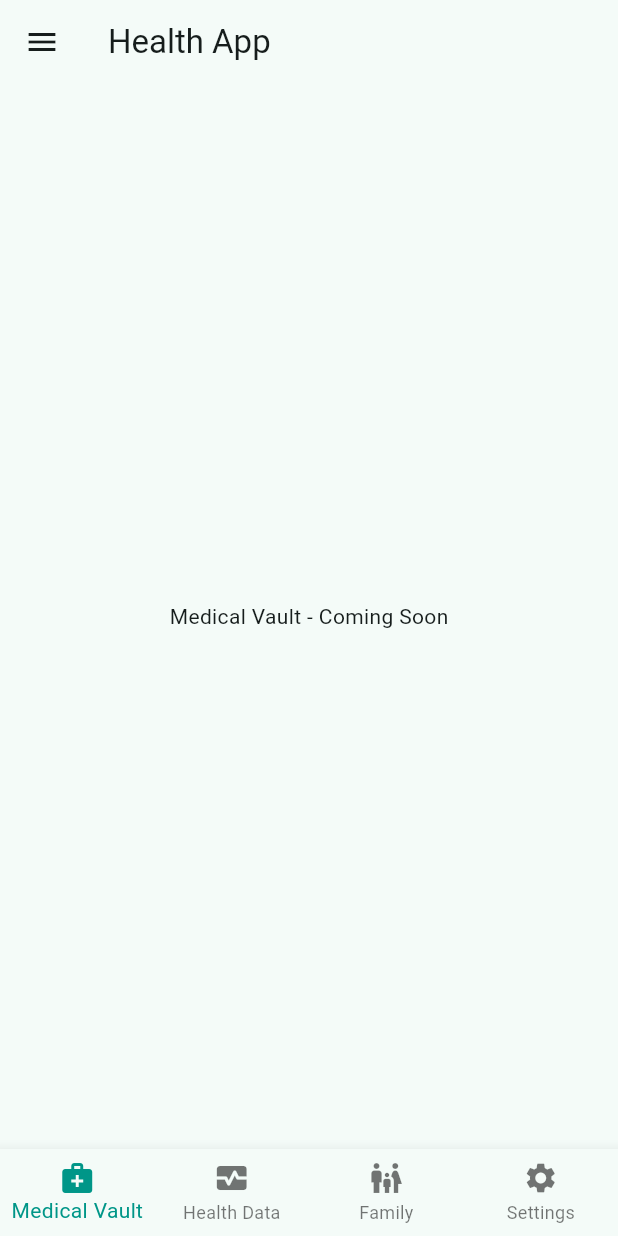
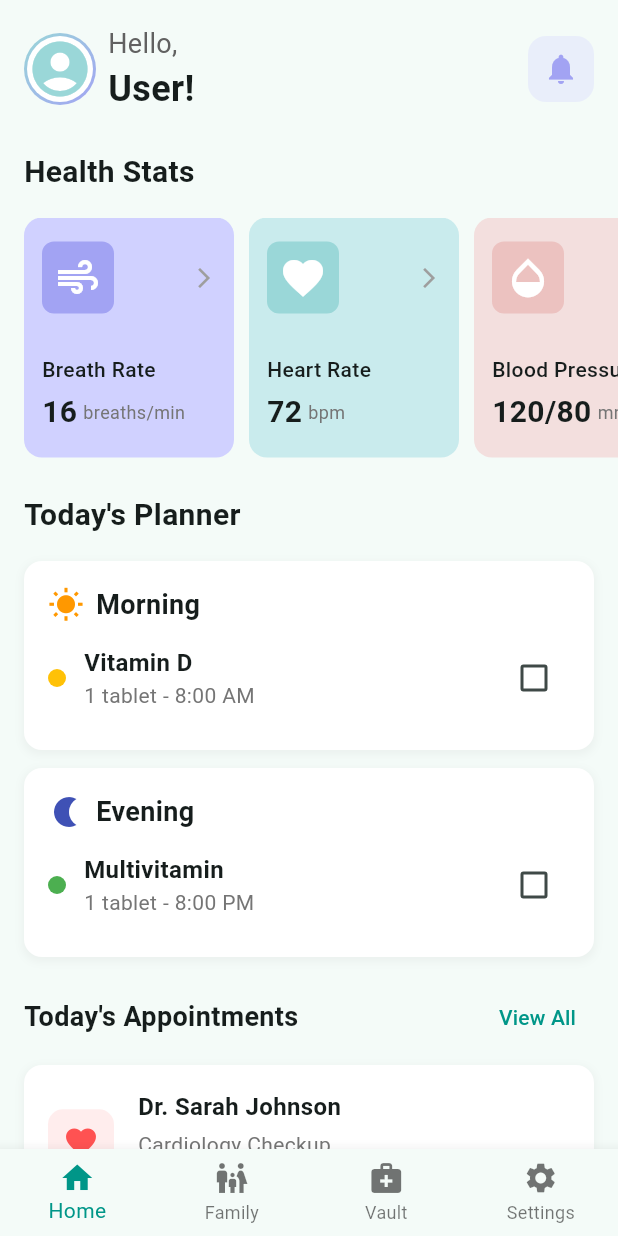
Before and after one commit to Dusk-afk/health_app, a Flutter app: the MainScreen screen opened by its route, on a phone screen of 412 x 824 dp. Run offline on Flutter 3.47's test engine with Material 3 defaults, Android fonts, the light colour scheme and no system bars; our stand-ins replace dio, flutter_secure_storage, jwt_decoder; accounts and stored records are empty; network calls fail.

Commit message:
Add home screen with health stats, medicine planner, and appointments

```diff
--- a/lib/screens/auth/signup_screen.dart
+++ b/lib/screens/auth/signup_screen.dart
@@ -43,10 +43,6 @@ class _SignupScreenState extends State<SignupScreen> {
       try {
         // Format phone number with international prefix if needed
         String phoneNumber = _phoneController.text.trim();
-        if (!phoneNumber.startsWith('+')) {
-          // Add India country code by default if not provided
-          phoneNumber = '+91$phoneNumber';
-        }
 
         final result = await AuthService.instance.signup(
           fullName: _nameController.text.trim(),
--- /dev/null
+++ b/lib/screens/main/home_screen.dart
@@ -0,0 +1,492 @@
+import 'package:flutter/material.dart';
+
+class HomeScreen extends StatelessWidget {
+  final String? userName;
+
+  const HomeScreen({
+    super.key,
+    required this.userName,
+  });
+
+  @override
+  Widget build(BuildContext context) {
+    return SafeArea(
+      child: SingleChildScrollView(
+        child: Column(
+          crossAxisAlignment: CrossAxisAlignment.start,
+          children: [
+            // Greeting text
+            Padding(
+              padding: const EdgeInsets.fromLTRB(16.0, 16.0, 16.0, 0.0),
+              child: Row(
+                children: [
+                  Container(
+                    padding: const EdgeInsets.all(2),
+                    decoration: BoxDecoration(
+                      gradient: LinearGradient(
+                        colors: [Color(0xFF9AD7D8), Color(0xFFA2A3F3)],
+                        begin: Alignment.topLeft,
+                        end: Alignment.bottomRight,
+                      ),
+                      shape: BoxShape.circle,
+                    ),
+                    child: CircleAvatar(
+                      backgroundColor: Colors.white,
+                      radius: 22,
+                      child: Icon(
+                        Icons.account_circle,
+                        size: 44,
+                        color: Color(0xFF9AD7D8),
+                      ),
+                    ),
+                  ),
+                  SizedBox(width: 8),
+                  Expanded(
+                    child: Column(
+                      crossAxisAlignment: CrossAxisAlignment.start,
+                      children: [
+                        Text(
+                          'Hello,',
+                          style: TextStyle(
+                            fontSize: 18,
+                            color: Colors.grey[700],
+                          ),
+                        ),
+                        Text(
+                          '${userName ?? 'User'}!',
+                          style: const TextStyle(
+                            fontSize: 24,
+                            fontWeight: FontWeight.bold,
+                          ),
+                        ),
+                      ],
+                    ),
+                  ),
+                  Container(
+                    padding: const EdgeInsets.all(10),
+                    decoration: BoxDecoration(
+                      color: Color(0xFFD0D1FF).withOpacity(0.3),
+                      borderRadius: BorderRadius.circular(12),
+                    ),
+                    child: Icon(
+                      Icons.notifications,
+                      size: 24,
+                      color: Color(0xFFA2A3F3),
+                    ),
+                  ),
+                ],
+              ),
+            ),
+            const SizedBox(height: 24),
+
+            // Health Stats section
+            Padding(
+              padding: const EdgeInsets.symmetric(horizontal: 16.0),
+              child: const Text(
+                'Health Stats',
+                style: TextStyle(
+                  fontSize: 20,
+                  fontWeight: FontWeight.bold,
+                ),
+              ),
+            ),
+            const SizedBox(height: 16),
+
+            // Scrollable row of health stat cards - no horizontal padding to avoid cutoff
+            SizedBox(
+              height: 160,
+              child: ListView(
+                scrollDirection: Axis.horizontal,
+                padding: const EdgeInsets.symmetric(horizontal: 16.0),
+                children: [
+                  _buildHealthCard(
+                    context,
+                    'Breath Rate',
+                    '16',
+                    'breaths/min',
+                    Icons.air,
+                    Color(0xFFD0D1FF),
+                    Color(0xFFA2A3F3),
+                  ),
+                  _buildHealthCard(
+                    context,
+                    'Heart Rate',
+                    '72',
+                    'bpm',
+                    Icons.favorite,
+                    Color(0xFFC9EBED),
+                    Color(0xFF9AD7D8),
+                  ),
+                  _buildHealthCard(
+                    context,
+                    'Blood Pressure',
+                    '120/80',
+                    'mmHg',
+                    Icons.opacity,
+                    Color(0xFFF3DFDE),
+                    Color(0xFFECC2C0),
+                  ),
+                ],
+              ),
+            ),
+            const SizedBox(height: 24),
+
+            // Today's Planner section
+            Padding(
+              padding: const EdgeInsets.symmetric(horizontal: 16.0),
+              child: const Text(
+                'Today\'s Planner',
+                style: TextStyle(
+                  fontSize: 20,
+                  fontWeight: FontWeight.bold,
+                ),
+              ),
+            ),
+            const SizedBox(height: 16),
+
+            // Medicine plans for different times
+            Padding(
+              padding: const EdgeInsets.symmetric(horizontal: 16.0),
+              child: _buildTimeBasedMedicinePlan(context),
+            ),
+
+            const SizedBox(height: 16),
+
+            // Today's appointments
+            Padding(
+              padding: const EdgeInsets.symmetric(horizontal: 16.0),
+              child: _buildTodayAppointments(context),
+            ),
+
+            // Add bottom padding
+            const SizedBox(height: 16),
+          ],
+        ),
+      ),
+    );
+  }
+
+  Widget _buildHealthCard(
+    BuildContext context,
+    String title,
+    String value,
+    String unit,
+    IconData icon,
+    Color bgColor,
+    Color bgColor2,
+  ) {
+    return Container(
+      width: 140,
+      margin: EdgeInsets.only(right: 10),
+      padding: const EdgeInsets.symmetric(vertical: 16, horizontal: 12),
+      decoration: BoxDecoration(
+        color: bgColor,
+        borderRadius: BorderRadius.circular(12),
+      ),
+      child: Column(
+        crossAxisAlignment: CrossAxisAlignment.start,
+        children: [
+          // Row with icon and right arrow
+          Row(
+            mainAxisAlignment: MainAxisAlignment.spaceBetween,
+            children: [
+              Container(
+                padding: EdgeInsets.all(8),
+                decoration: BoxDecoration(
+                  color: bgColor2,
+                  borderRadius: BorderRadius.circular(8),
+                ),
+                child: Icon(
+                  icon,
+                  size: 32,
+                  color: Colors.white,
+                ),
+              ),
+              const Icon(
+                Icons.arrow_forward_ios,
+                size: 16,
+                color: Colors.grey,
+              ),
+            ],
+          ),
+          Spacer(),
+          // Title text
+          Text(
+            title,
+            style: const TextStyle(
+              fontSize: 14,
+              fontWeight: FontWeight.w500,
+            ),
+          ),
+          const SizedBox(height: 4),
+          // Value with unit
+          Row(
+            children: [
+              Text(
+                value,
+                style: const TextStyle(
+                  fontSize: 20,
+                  fontWeight: FontWeight.bold,
+                ),
+              ),
+              const SizedBox(width: 4),
+              Text(
+                unit,
+                style: TextStyle(
+                  fontSize: 12,
+                  color: Colors.grey[600],
+                ),
+              ),
+            ],
+          ),
+        ],
+      ),
+    );
+  }
+
+  // New method for medicine plans organized by time
+  Widget _buildTimeBasedMedicinePlan(BuildContext context) {
+    return Column(
+      children: [
+        _buildMedicineTimeSection(context, 'Morning', [
+          _MedicineItem('Vitamin D', '1 tablet', '8:00 AM', Colors.amber),
+          // _MedicineItem('Levothyroxine', '1 tablet', '8:00 AM', Colors.lightBlue),
+        ]),
+        const SizedBox(height: 12),
+        // _buildMedicineTimeSection(context, 'Afternoon', [
+        //   _MedicineItem('Metformin', '1 tablet', '1:00 PM', Colors.orange),
+        // ]),
+        // const SizedBox(height: 12),
+        _buildMedicineTimeSection(context, 'Evening', [
+          _MedicineItem('Multivitamin', '1 tablet', '8:00 PM', Colors.green),
+          // _MedicineItem('Atorvastatin', '1 tablet', '9:00 PM', Colors.purple),
+        ]),
+      ],
+    );
+  }
+
+  Widget _buildMedicineTimeSection(BuildContext context, String timeOfDay, List<_MedicineItem> medicines) {
+    return Container(
+      padding: const EdgeInsets.all(16),
+      decoration: BoxDecoration(
+        color: Colors.white,
+        borderRadius: BorderRadius.circular(12),
+        boxShadow: [
+          BoxShadow(
+            color: Colors.grey.withOpacity(0.1),
+            spreadRadius: 1,
+            blurRadius: 4,
+            offset: const Offset(0, 2),
+          ),
+        ],
+      ),
+      child: Column(
+        crossAxisAlignment: CrossAxisAlignment.start,
+        children: [
+          Row(
+            children: [
+              Icon(
+                timeOfDay == 'Morning' ? Icons.wb_sunny : (timeOfDay == 'Afternoon' ? Icons.wb_twilight : Icons.nightlight),
+                color: timeOfDay == 'Morning' ? Colors.orange : (timeOfDay == 'Afternoon' ? Colors.amber : Colors.indigo),
+              ),
+              const SizedBox(width: 8),
+              Text(
+                timeOfDay,
+                style: const TextStyle(
+                  fontSize: 18,
+                  fontWeight: FontWeight.bold,
+                ),
+              ),
+            ],
+          ),
+          const SizedBox(height: 12),
+          Column(
+            children: medicines.map((medicine) => _buildMedicineItem(context, medicine)).toList(),
+          ),
+        ],
+      ),
+    );
+  }
+
+  Widget _buildMedicineItem(BuildContext context, _MedicineItem medicine) {
+    return Padding(
+      padding: const EdgeInsets.only(bottom: 8.0),
+      child: Row(
+        children: [
+          Container(
+            width: 12,
+            height: 12,
+            decoration: BoxDecoration(
+              color: medicine.color,
+              shape: BoxShape.circle,
+            ),
+          ),
+          const SizedBox(width: 12),
+          Column(
+            crossAxisAlignment: CrossAxisAlignment.start,
+            children: [
+              Text(
+                medicine.name,
+                style: const TextStyle(
+                  fontWeight: FontWeight.w600,
+                  fontSize: 16,
+                ),
+              ),
+              Text(
+                '${medicine.dosage} - ${medicine.time}',
+                style: TextStyle(
+                  color: Colors.grey[600],
+                  fontSize: 14,
+                ),
+              ),
+            ],
+          ),
+          const Spacer(),
+          Checkbox(
+            value: false,
+            onChanged: (value) {
+              // TODO: Implement medicine taken functionality
+            },
+          ),
+        ],
+      ),
+    );
+  }
+
+  // Widget for today's appointments
+  Widget _buildTodayAppointments(BuildContext context) {
+    return Column(
+      crossAxisAlignment: CrossAxisAlignment.start,
+      children: [
+        Row(
+          mainAxisAlignment: MainAxisAlignment.spaceBetween,
+          children: [
+            const Text(
+              'Today\'s Appointments',
+              style: TextStyle(
+                fontSize: 18,
+                fontWeight: FontWeight.bold,
+              ),
+            ),
+            TextButton(
+              onPressed: () {
+                // TODO: Navigate to all appointments view
+              },
+              child: const Text('View All'),
+            ),
+          ],
+        ),
+        const SizedBox(height: 8),
+        _buildAppointmentItem(
+          context,
+          'Dr. Sarah Johnson',
+          'Cardiology Checkup',
+          '3:30 PM - 4:15 PM',
+          Icons.favorite,
+          Colors.redAccent,
+        ),
+        const SizedBox(height: 12),
+        _buildAppointmentItem(
+          context,
+          'Lab Test',
+          'Blood Work',
+          '5:00 PM - 5:30 PM',
+          Icons.science,
+          Colors.blueAccent,
+        ),
+      ],
+    );
+  }
+
+  Widget _buildAppointmentItem(
+    BuildContext context,
+    String doctorName,
+    String purpose,
+    String timeSlot,
+    IconData icon,
+    Color color,
+  ) {
+    return Container(
+      padding: const EdgeInsets.all(16),
+      decoration: BoxDecoration(
+        color: Colors.white,
+        borderRadius: BorderRadius.circular(12),
+        boxShadow: [
+          BoxShadow(
+            color: Colors.grey.withOpacity(0.1),
+            spreadRadius: 1,
+            blurRadius: 4,
+            offset: const Offset(0, 2),
+          ),
+        ],
+      ),
+      child: Row(
+        children: [
+          Container(
+            padding: const EdgeInsets.all(10),
+            decoration: BoxDecoration(
+              color: color.withOpacity(0.1),
+              borderRadius: BorderRadius.circular(10),
+            ),
+            child: Icon(
+              icon,
+              color: color,
+              size: 24,
+            ),
+          ),
+          const SizedBox(width: 16),
+          Expanded(
+            child: Column(
+              crossAxisAlignment: CrossAxisAlignment.start,
+              children: [
+                Text(
+                  doctorName,
+                  style: const TextStyle(
+                    fontWeight: FontWeight.bold,
+                    fontSize: 16,
+                  ),
+                ),
+                const SizedBox(height: 4),
+                Text(
+                  purpose,
+                  style: TextStyle(
+                    color: Colors.grey[600],
+                    fontSize: 14,
+                  ),
+                ),
+                const SizedBox(height: 4),
+                Row(
+                  children: [
+                    Icon(
+                      Icons.access_time,
+                      size: 14,
+                      color: Colors.grey[600],
+                    ),
+                    const SizedBox(width: 4),
+                    Text(
+                      timeSlot,
+                      style: TextStyle(
+                        color: Colors.grey[600],
+                        fontSize: 14,
+                      ),
+                    ),
+                  ],
+                ),
+              ],
+            ),
+          ),
+        ],
+      ),
+    );
+  }
+}
+
+// Helper class for medicine items
+class _MedicineItem {
+  final String name;
+  final String dosage;
+  final String time;
+  final Color color;
+
+  _MedicineItem(this.name, this.dosage, this.time, this.color);
+}
--- a/lib/screens/main/main_screen.dart
+++ b/lib/screens/main/main_screen.dart
@@ -1,6 +1,7 @@
 import 'package:flutter/material.dart';
 import '../../services/api/auth_service.dart';
 import '../settings/settings_screen.dart';
+import 'home_screen.dart';
 
 class MainScreen extends StatefulWidget {
   const MainScreen({Key? key}) : super(key: key);
@@ -37,88 +38,7 @@ class _MainScreenState extends State<MainScreen> {
   @override
   Widget build(BuildContext context) {
     return Scaffold(
-      appBar: AppBar(
-        title: const Text('Health App'),
-      ),
-      drawer: Drawer(
-        child: ListView(
-          padding: EdgeInsets.zero,
-          children: [
-            DrawerHeader(
-              decoration: BoxDecoration(
-                color: Theme.of(context).primaryColor,
-              ),
-              child: Column(
-                crossAxisAlignment: CrossAxisAlignment.start,
-                children: [
-                  const CircleAvatar(
-                    radius: 30,
-                    backgroundColor: Colors.white,
-                    child: Icon(
-                      Icons.person,
-                      size: 40,
-                      color: Colors.teal,
-                    ),
-                  ),
-                  const SizedBox(height: 10),
-                  Text(
-                    _userName ?? 'Loading...',
-                    style: const TextStyle(
-                      color: Colors.white,
-                      fontSize: 18,
-                      fontWeight: FontWeight.bold,
-                    ),
-                  ),
-                  const Text(
-                    'Welcome to Health App',
-                    style: TextStyle(
-                      color: Colors.white70,
-                      fontSize: 14,
-                    ),
-                  ),
-                ],
-              ),
-            ),
-            ListTile(
-              leading: const Icon(Icons.medical_services),
-              title: const Text('Medical Vault'),
-              selected: _selectedIndex == 0,
-              onTap: () {
-                _onItemTapped(0);
-                Navigator.pop(context);
-              },
-            ),
-            ListTile(
-              leading: const Icon(Icons.monitor_heart),
-              title: const Text('Health Data'),
-              selected: _selectedIndex == 1,
-              onTap: () {
-                _onItemTapped(1);
-                Navigator.pop(context);
-              },
-            ),
-            ListTile(
-              leading: const Icon(Icons.family_restroom),
-              title: const Text('Family Members'),
-              selected: _selectedIndex == 2,
-              onTap: () {
-                _onItemTapped(2);
-                Navigator.pop(context);
-              },
-            ),
-            const Divider(),
-            ListTile(
-              leading: const Icon(Icons.settings),
-              title: const Text('Settings'),
-              selected: _selectedIndex == 3,
-              onTap: () {
-                _onItemTapped(3);
-                Navigator.pop(context);
-              },
-            ),
-          ],
-        ),
-      ),
+      // App bar removed
       body: _buildBody(),
       bottomNavigationBar: BottomNavigationBar(
         type: BottomNavigationBarType.fixed,
@@ -126,16 +46,16 @@ class _MainScreenState extends State<MainScreen> {
         onTap: _onItemTapped,
         items: const [
           BottomNavigationBarItem(
-            icon: Icon(Icons.medical_services),
-            label: 'Medical Vault',
-          ),
-          BottomNavigationBarItem(
-            icon: Icon(Icons.monitor_heart),
-            label: 'Health Data',
+            icon: Icon(Icons.home),
+            label: 'Home',
           ),
           BottomNavigationBarItem(
             icon: Icon(Icons.family_restroom),
             label: 'Family',
+          ),
+          BottomNavigationBarItem(
+            icon: Icon(Icons.medical_services),
+            label: 'Vault',
           ),
           BottomNavigationBarItem(
             icon: Icon(Icons.settings),
@@ -149,7 +69,7 @@ class _MainScreenState extends State<MainScreen> {
   Widget _buildBody() {
     switch (_selectedIndex) {
       case 0:
-        return const Center(child: Text('Medical Vault - Coming Soon'));
+        return HomeScreen(userName: _userName);
       case 1:
         return const Center(child: Text('Health Data - Coming Soon'));
       case 2:
@@ -157,7 +77,7 @@ class _MainScreenState extends State<MainScreen> {
       case 3:
         return const SettingsScreen();
       default:
-        return const Center(child: Text('Medical Vault - Coming Soon'));
+        return HomeScreen(userName: _userName);
     }
   }
 }
```
Also changed, not shown: lib/main.dart (line endings or trailing spaces), lib/screens/auth/login_screen.dart (line endings or trailing spaces), lib/screens/settings/settings_screen.dart (line endings or trailing spaces).
